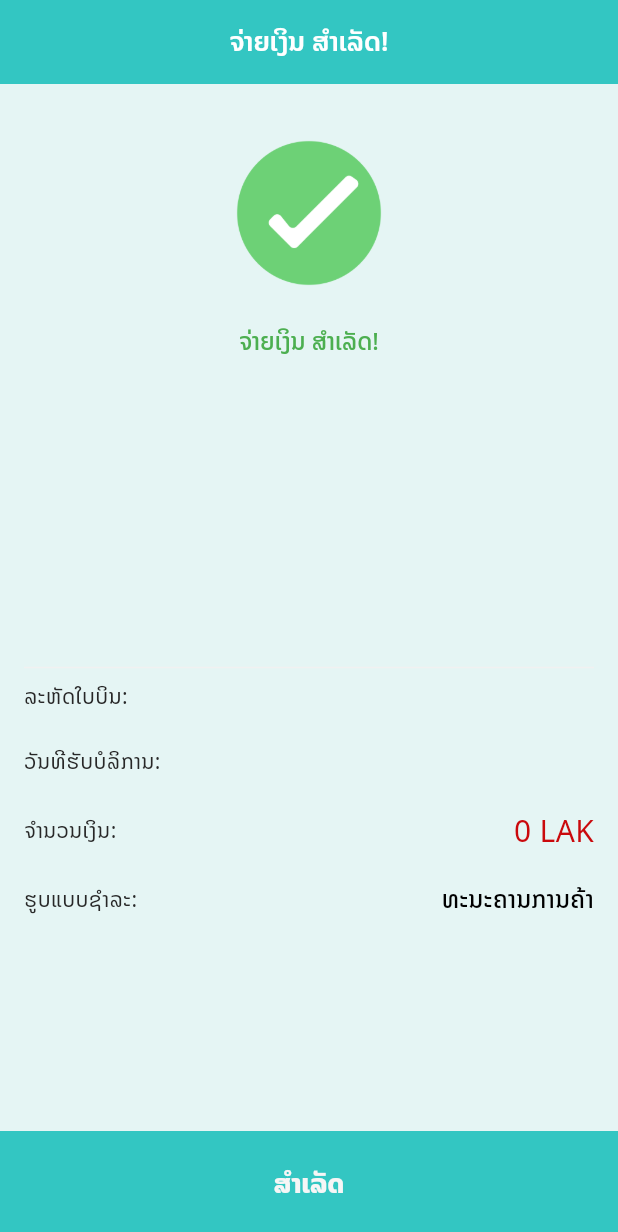
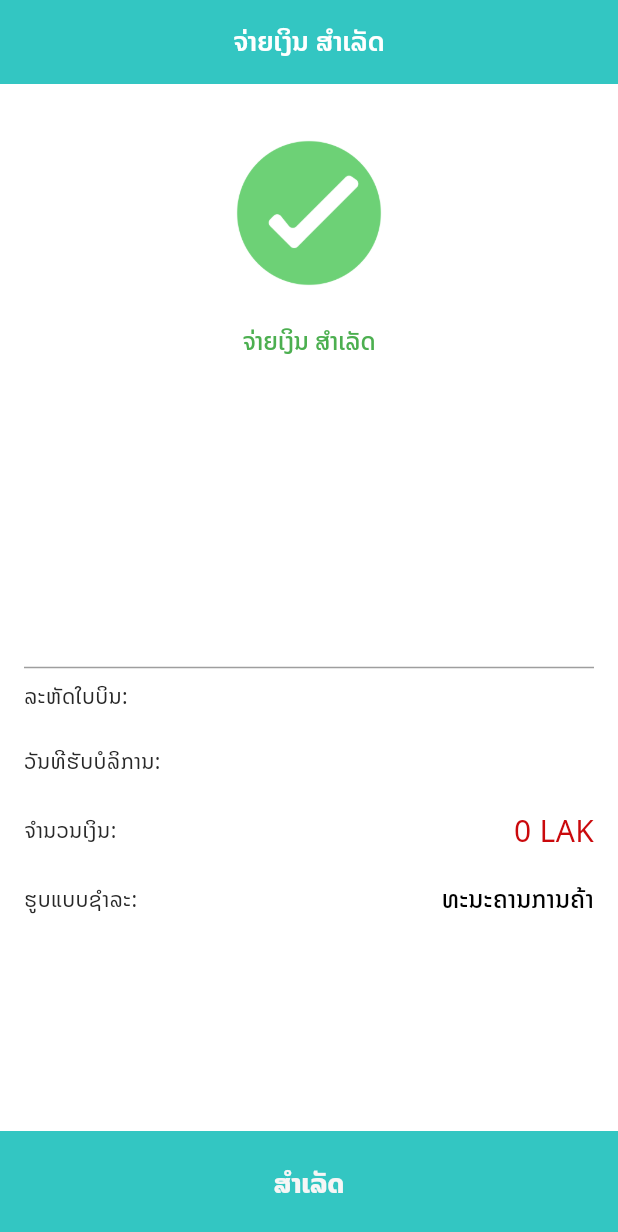
Before and after one commit to Arick0w0/cleaner-App, a Flutter app: the SuccessPage screen opened directly with empty values, on a phone screen of 412 x 824 dp. Shown: the top 1232 px of the screen. Run offline on Flutter 3.47's test engine with Material 3 defaults, Android fonts, the light colour scheme and no system bars; our stand-ins replace bloc, connectivity_plus, dartz, dotted_border, equatable, flutter_bloc and 9 more; accounts and stored records are empty; network calls fail.

Commit message:
edit name page service

```diff
--- a/lib/feature/hunter/presentation/widget/activity_card.dart
+++ b/lib/feature/hunter/presentation/widget/activity_card.dart
@@ -133,7 +133,7 @@ class ActivityCard extends StatelessWidget {
                             'ຕິດຕາມ',
                             style: TextStyle(
                               fontSize: 14,
-                              fontWeight: FontWeight.w500,
+                              fontWeight: FontWeight.w600,
                             ),
                           ),
                         ),
--- a/lib/feature/offer/presentation/screen/profile_page/address/address_view.dart
+++ b/lib/feature/offer/presentation/screen/profile_page/address/address_view.dart
@@ -82,7 +82,7 @@ class _AddressViewState extends State<AddressView> {
           } else if (snapshot.hasData) {
             final addresses = snapshot.data!;
             if (addresses.isEmpty) {
-              return const Center(child: Text('No address found'));
+              return const Center(child: Text('ບໍ່ມີທີ່ຢູ່'));
             }
             return LayoutBuilder(
               builder: (context, constraints) {
--- a/lib/feature/offer/presentation/screen/service_form_page/service_page.dart
+++ b/lib/feature/offer/presentation/screen/service_form_page/service_page.dart
@@ -181,7 +181,7 @@ class _ServiceFormPageState extends State<ServiceFormPage> {
                             key: _formKey,
                             child: ListView(
                               children: [
-                                Text('ເລືອກສະຖານທີ່ໃຊ້ບໍລິການ',
+                                Text('ເຂດໃຊ້ບໍລິການ',
                                     style:
                                         Theme.of(context).textTheme.bodyMedium),
                                 const Gap(8),
--- a/lib/feature/offer/presentation/screen/service_form_page/success_page.dart
+++ b/lib/feature/offer/presentation/screen/service_form_page/success_page.dart
@@ -1,6 +1,7 @@
 import 'package:flutter/material.dart';
 import 'package:gap/gap.dart';
 import 'package:intl/intl.dart';
+import 'package:mae_ban/core/constants/color.dart';
 import 'package:mae_ban/feature/offer/presentation/widgets/footer_app.dart';
 // import '../../profile/address/widget/footer_app.dart';
 import 'detail_page.dart'; // import DetailPage
@@ -27,9 +28,10 @@ class SuccessPage extends StatelessWidget {
     final formattedTotal = formatter.format(total);
 
     return Scaffold(
+      backgroundColor: MColors.white,
       appBar: AppBar(
         automaticallyImplyLeading: false, // ลบไอคอนย้อนกลับ
-        title: const Text('ຈ່າຍເງິນ ສໍາເລັດ!'),
+        title: const Text('ຈ່າຍເງິນ ສໍາເລັດ'),
       ),
       body: Padding(
         padding: const EdgeInsets.all(16.0),
@@ -53,14 +55,16 @@ class SuccessPage extends StatelessWidget {
             ),
             const Gap(25),
             Text(
-              'ຈ່າຍເງິນ ສໍາເລັດ!',
+              'ຈ່າຍເງິນ ສໍາເລັດ',
               style: Theme.of(context).textTheme.titleLarge?.copyWith(
                   color: Colors.green,
                   fontSize: 16,
                   fontWeight: FontWeight.w500),
             ),
             const Gap(200),
-            const Divider(),
+            const Divider(
+              color: Colors.grey,
+            ),
             Column(
               children: [
                 Row(
--- a/lib/feature/offer/presentation/screen/service_form_page/widgets/contact_infocard.dart
+++ b/lib/feature/offer/presentation/screen/service_form_page/widgets/contact_infocard.dart
@@ -42,7 +42,7 @@ class ContactInfoCard extends StatelessWidget {
             ),
             const Gap(16),
             Text(
-              'ສະຖານທີ່ໃຊ້ບໍລິການ',
+              'ສະຖານທີ່ຮັບບໍລິການ',
               style: Theme.of(context).textTheme.headlineMedium,
             ),
             const Gap(14),
--- a/lib/feature/offer/presentation/screen/service_form_page/widgets/payment_card.dart
+++ b/lib/feature/offer/presentation/screen/service_form_page/widgets/payment_card.dart
@@ -1,5 +1,6 @@
 import 'package:flutter/material.dart';
 import 'package:gap/gap.dart';
+import 'package:mae_ban/core/constants/color.dart';
 
 class PayMent extends StatelessWidget {
   final String title;
@@ -33,7 +34,7 @@ class PayMent extends StatelessWidget {
                 height: 40,
                 decoration: BoxDecoration(
                   borderRadius: BorderRadius.circular(50),
-                  color: Colors.amber,
+                  // color: Colors.amber,
                 ),
                 child: ClipOval(
                   child: Image.asset(
@@ -49,6 +50,9 @@ class PayMent extends StatelessWidget {
             ],
           ),
           Radio<int>(
+            // hoverColor: MColors.accent,
+            // fillColor: MaterialStateProperty.all(MColors.accent),
+            activeColor: MColors.accent,
             value: value,
             groupValue: groupValue,
             onChanged: onChanged,
--- a/pubspec.yaml
+++ b/pubspec.yaml
@@ -36,6 +36,7 @@ dependencies:
   timeline_tile: ^2.0.0
   timelines: ^0.1.0
   url_launcher: ^6.3.0
+  socket_io_client: ^2.0.3+1
   # pull_to_refresh: ^2.0.0
 
   #loader animation
```
Also changed, not shown: lib/feature/offer/presentation/screen/booking_page/star_job_offer_page.dart (+10 -5 lines), pubspec.lock, 14 other files.
